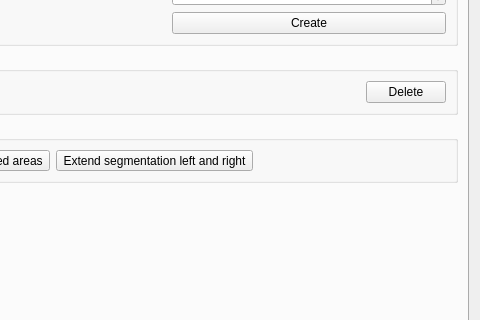
Qt form ui/marker_segmentation.ui (neurodial/OCT-Marker) before a commit; both pictures show x 142 to 622 and y 337 to 657 of the 622 by 742 pixel window.
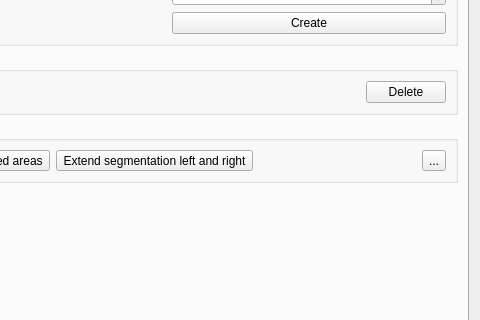
The same form after that commit. The open tabs and pages were chosen to show the change. Icons and pictures are not drawn.

Commit message: Import für Segmentierung + Darstellung einer zweiten Linie

What changed in the file:
```diff
--- a/ui/marker_segmentation.ui
+++ b/ui/marker_segmentation.ui
@@ -241,6 +241,17 @@
             </property>
            </spacer>
           </item>
+          <item>
+           <widget class="QToolButton" name="buttonImportOCT">
+            <property name="text">
+             <string>...</string>
+            </property>
+            <property name="icon">
+             <iconset resource="../application.qrc">
+              <normaloff>:/icons/folder_image.png</normaloff>:/icons/folder_image.png</iconset>
+            </property>
+           </widget>
+          </item>
          </layout>
         </widget>
        </item>
```
Left out of the diff: 2 changed lines with no effect on the pictures. The commit also changes 6 other files.
